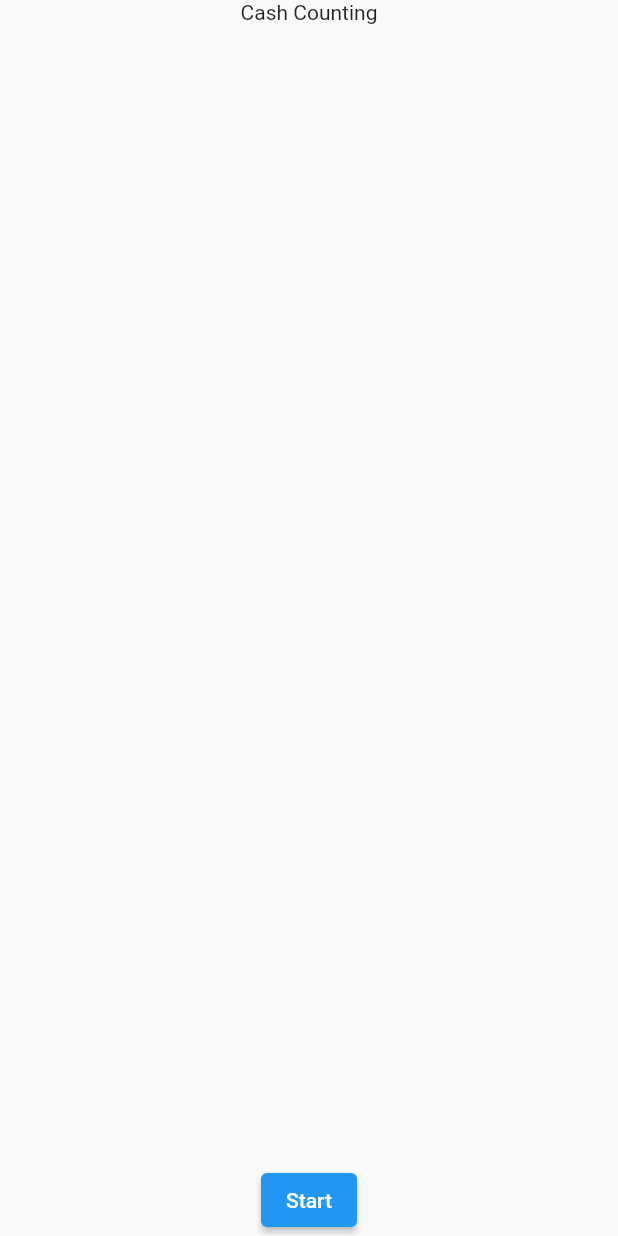
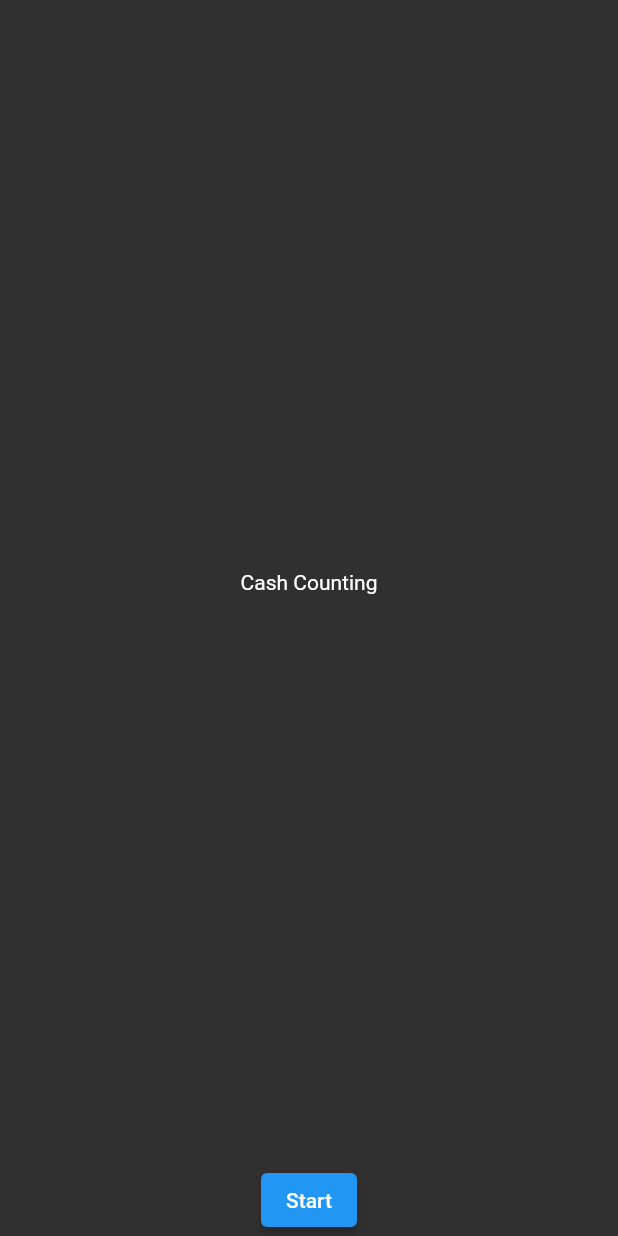
Before and after one commit to G-Tang2/g-tang2.github.io, a Flutter app: the screen it shows after launch, on a phone screen of 412 x 824 dp. Run offline on Flutter 3.47's test engine with Material 2 defaults, Android fonts, the phone set to English and light mode, and no system bars; our stand-ins replace flutter_spinbox.

Commit message:
Set theme to dark

```diff
--- a/lib/main.dart
+++ b/lib/main.dart
@@ -30,11 +30,9 @@ class MyApp extends StatelessWidget {
   Widget build(BuildContext context) {
     return MaterialApp(
         title: 'Cash Counting',
-        theme: ThemeData(
-          primarySwatch: Colors.blue,
-        ),
+        theme: ThemeData(primarySwatch: Colors.blue),
         darkTheme: ThemeData(brightness: Brightness.dark),
-        themeMode: ThemeMode.system,
+        themeMode: ThemeMode.dark,
         initialRoute: '/',
         routes: {
           '/': (_) => const HomePage(),
--- a/lib/page/home.dart
+++ b/lib/page/home.dart
@@ -20,7 +20,7 @@ class _HomePageState extends State<HomePage> {
           body: Center(
         child: Column(
           children: [
-            const Expanded(child: Text('Cash Counting')),
+            const Expanded(child: Center(child: Text('Cash Counting'))),
             ElevatedButton(
                 onPressed: () {
                   Navigator.pushNamed(context, '/safe');
```
